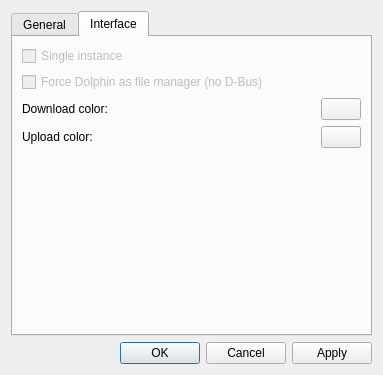
This is settings_dialog.ui in MarioUnoDueTreQuattro/QMonitor as Qt 5 draws it before an edit. The edited form follows.
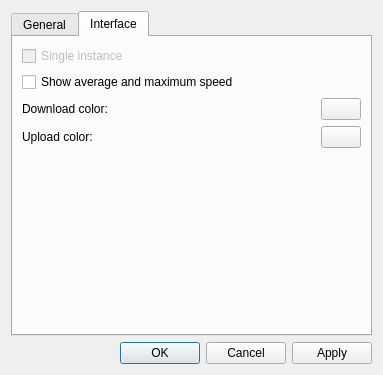
This is the edited form. Custom widgets are drawn as their Qt base class.

Commit message: Added option to hide/show average and maximum speed. Context menu icons.

Diff of the .ui file:
```diff
--- a/settings_dialog.ui
+++ b/settings_dialog.ui
@@ -228,10 +228,10 @@
        <item>
         <widget class="QCheckBox" name="checkForceDolphin">
          <property name="enabled">
-          <bool>false</bool>
+          <bool>true</bool>
          </property>
          <property name="text">
-          <string>Force Dolphin as file manager (no D-Bus)</string>
+          <string>Show average and maximum speed</string>
          </property>
         </widget>
        </item>
```
Left out of the diff: 2 changed lines with no effect on the pictures. The commit also changes 6 other files.
